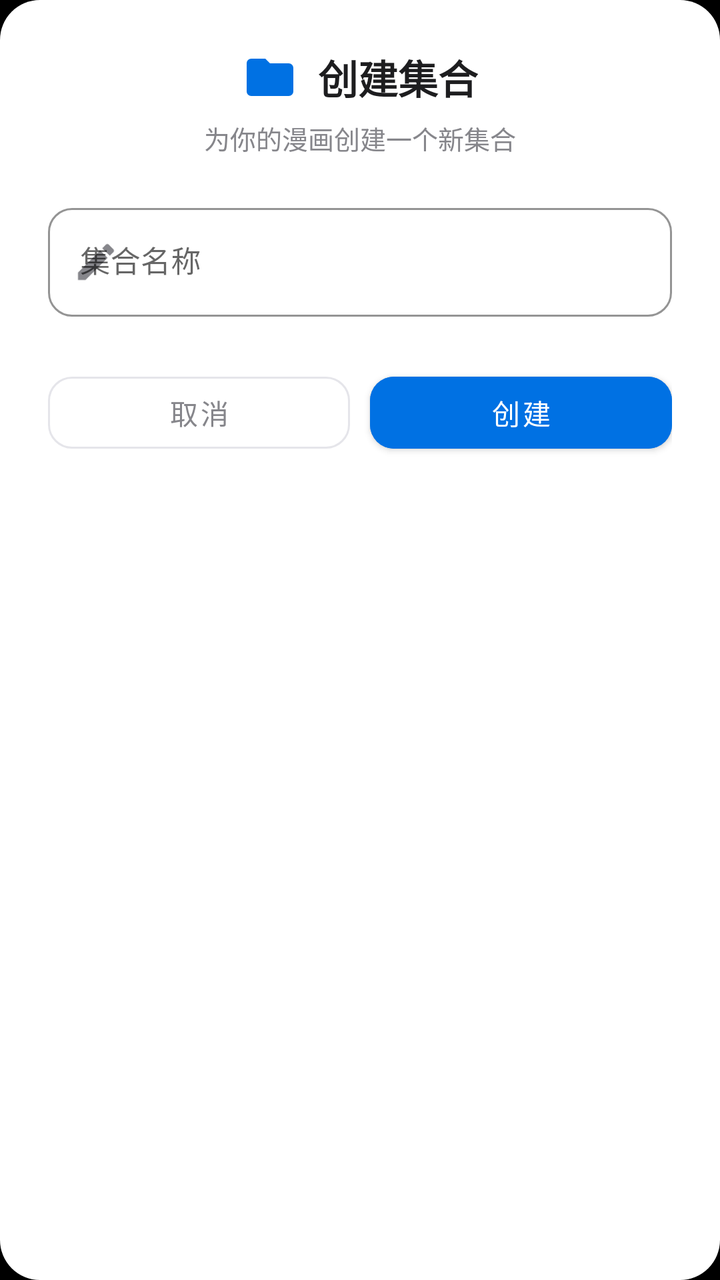
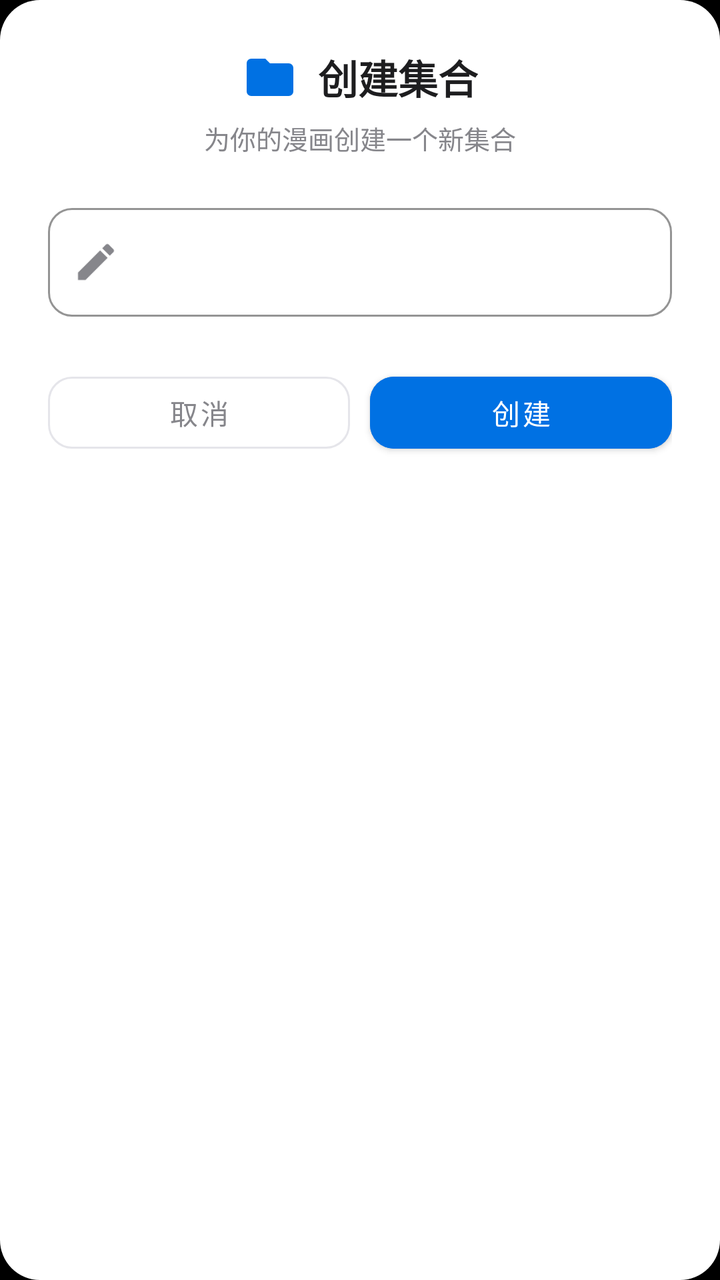

An Android layout rendered at two revisions. The XML below is the earlier revision; the diff shows what the commit changed to produce the second picture.
<!-- AndroidManifest.xml: application theme Theme.Reading -->
<!-- res/layout/dialog_create_collection.xml -->
<?xml version="1.0" encoding="utf-8"?>
<LinearLayout xmlns:android="http://schemas.android.com/apk/res/android"
    xmlns:app="http://schemas.android.com/apk/res-auto"
    android:layout_width="match_parent"
    android:layout_height="wrap_content"
    android:background="@drawable/bg_dialog_rounded"
    android:orientation="vertical"
    android:padding="24dp">

    
    <LinearLayout
        android:layout_width="match_parent"
        android:layout_height="wrap_content"
        android:gravity="center"
        android:orientation="horizontal">

        <ImageView
            android:layout_width="28dp"
            android:layout_height="28dp"
            android:layout_marginEnd="10dp"
            android:contentDescription="@null"
            android:src="@drawable/ic_folder"
            app:tint="@color/ios_blue" />

        <TextView
            android:id="@+id/dialog_title"
            android:layout_width="wrap_content"
            android:layout_height="wrap_content"
            android:text="创建集合"
            android:textColor="@color/ios_text_primary"
            android:textSize="20sp"
            android:textStyle="bold" />

    </LinearLayout>

    
    <TextView
        android:id="@+id/dialog_subtitle"
        android:layout_width="match_parent"
        android:layout_height="wrap_content"
        android:layout_marginTop="6dp"
        android:gravity="center"
        android:text="为你的漫画创建一个新集合"
        android:textColor="@color/ios_text_secondary"
        android:textSize="13sp" />

    
    <com.google.android.material.textfield.TextInputLayout
        android:id="@+id/collection_name_layout"
        style="@style/Widget.MaterialComponents.TextInputLayout.OutlinedBox"
        android:layout_width="match_parent"
        android:layout_height="wrap_content"
        android:layout_marginTop="20dp"
        android:hint="集合名称"
        app:boxCornerRadiusBottomEnd="12dp"
        app:boxCornerRadiusBottomStart="12dp"
        app:boxCornerRadiusTopEnd="12dp"
        app:boxCornerRadiusTopStart="12dp"
        app:boxStrokeColor="@color/ios_border"
        app:boxStrokeWidth="1dp"
        app:endIconMode="clear_text"
        app:endIconTint="@color/ios_text_secondary"
        app:startIconDrawable="@drawable/ic_edit"
        app:startIconTint="@color/ios_text_secondary">

        <com.google.android.material.textfield.TextInputEditText
            android:id="@+id/collection_name_edit"
            android:layout_width="match_parent"
            android:layout_height="wrap_content"
            android:imeOptions="actionDone"
            android:inputType="text"
            android:maxLines="1"
            android:textColor="@color/ios_text_primary"
            android:textSize="15sp" />

    </com.google.android.material.textfield.TextInputLayout>

    
    <LinearLayout
        android:layout_width="match_parent"
        android:layout_height="wrap_content"
        android:layout_marginTop="24dp"
        android:orientation="horizontal">

        <com.google.android.material.button.MaterialButton
            android:id="@+id/btn_cancel"
            style="@style/Widget.MaterialComponents.Button.OutlinedButton"
            android:layout_width="0dp"
            android:layout_height="48dp"
            android:layout_marginEnd="10dp"
            android:layout_weight="1"
            android:text="取消"
            android:textColor="@color/ios_text_secondary"
            app:cornerRadius="12dp"
            app:strokeColor="@color/ios_border"
            app:strokeWidth="1dp" />

        <com.google.android.material.button.MaterialButton
            android:id="@+id/btn_confirm"
            android:layout_width="0dp"
            android:layout_height="48dp"
            android:layout_weight="1"
            android:backgroundTint="@color/ios_blue"
            android:text="创建"
            android:textColor="@color/white"
            app:cornerRadius="12dp" />

    </LinearLayout>

</LinearLayout>
<!-- resources referenced by this layout -->
<resources>
  <color name="ios_blue">#0071E3</color>
  <color name="ios_border">#E5E5EA</color>
  <color name="ios_text_primary">#1D1D1F</color>
  <color name="ios_text_secondary">#86868B</color>
  <color name="white">#FFFFFF</color>
  <!-- drawable bg_dialog_rounded (drawable) -->
  <?xml version="1.0" encoding="utf-8"?>
  <shape xmlns:android="http://schemas.android.com/apk/res/android"
      android:shape="rectangle">
      <solid android:color="@color/ios_card_background" />
      <corners android:radius="20dp" />
  </shape>
  <!-- drawable ic_edit (drawable) -->
  <?xml version="1.0" encoding="utf-8"?>
  <vector xmlns:android="http://schemas.android.com/apk/res/android"
      android:width="24dp"
      android:height="24dp"
      android:viewportWidth="24"
      android:viewportHeight="24"
      android:tint="?attr/colorControlNormal">
      <path
          android:fillColor="@android:color/white"
          android:pathData="M3,17.25V21h3.75L17.81,9.94l-3.75,-3.75L3,17.25zM20.71,7.04c0.39,-0.39 0.39,-1.02 0,-1.41l-2.34,-2.34c-0.39,-0.39 -1.02,-0.39 -1.41,0l-1.83,1.83 3.75,3.75 1.83,-1.83z" />
  </vector>
  <!-- drawable ic_folder (drawable) -->
  <?xml version="1.0" encoding="utf-8"?>
  <vector xmlns:android="http://schemas.android.com/apk/res/android"
      android:width="24dp"
      android:height="24dp"
      android:viewportWidth="24"
      android:viewportHeight="24"
      android:tint="?attr/colorControlNormal">
      <path
          android:fillColor="@android:color/white"
          android:pathData="M10,4H4c-1.1,0 -1.99,0.9 -1.99,2L2,18c0,1.1 0.9,2 2,2h16c1.1,0 2,-0.9 2,-2V8c0,-1.1 -0.9,-2 -2,-2h-8l-2,-2z" />
  </vector>
  <style name="Theme.Reading" parent="Theme.MaterialComponents.DayNight.DarkActionBar">
          
          
  
          <item name="colorPrimary">@color/ios_blue</item>
          <item name="colorPrimaryVariant">@color/ios_blue</item>
          <item name="colorOnPrimary">@color/white</item>
          
          <item name="colorSecondary">@color/teal_200</item>
          <item name="colorSecondaryVariant">@color/teal_700</item>
          <item name="colorOnSecondary">@color/black</item>
          
          <item name="android:colorBackground">@color/black</item>
          <item name="colorSurface">@color/white</item>
          
          <item name="android:statusBarColor" tools:targetApi="l">@color/gray_900</item>
          
          
          <item name="windowNoTitle">true</item>
          <item name="windowActionBar">false</item>
  
          
      </style>
  <color name="ios_card_background">#FFFFFF</color>
  <color name="teal_200">#FF03DAC5</color>
  <color name="teal_700">#FF018786</color>
  <color name="black">#000000</color>
  <color name="gray_900">#212121</color>
</resources>

<!-- the commit's change to res/layout/dialog_create_collection.xml (unified diff, before → after) -->
@@ -51,7 +51,6 @@
         android:layout_width="match_parent"
         android:layout_height="wrap_content"
         android:layout_marginTop="20dp"
-        android:hint="集合名称"
         app:boxCornerRadiusBottomEnd="12dp"
         app:boxCornerRadiusBottomStart="12dp"
         app:boxCornerRadiusTopEnd="12dp"
@@ -64,7 +63,7 @@
         app:startIconTint="@color/ios_text_secondary">
 
         <com.google.android.material.textfield.TextInputEditText
-            android:id="@+id/collection_name_edit"
+            android:id="@+id/et_collection_name"
             android:layout_width="match_parent"
             android:layout_height="wrap_content"
             android:imeOptions="actionDone"
